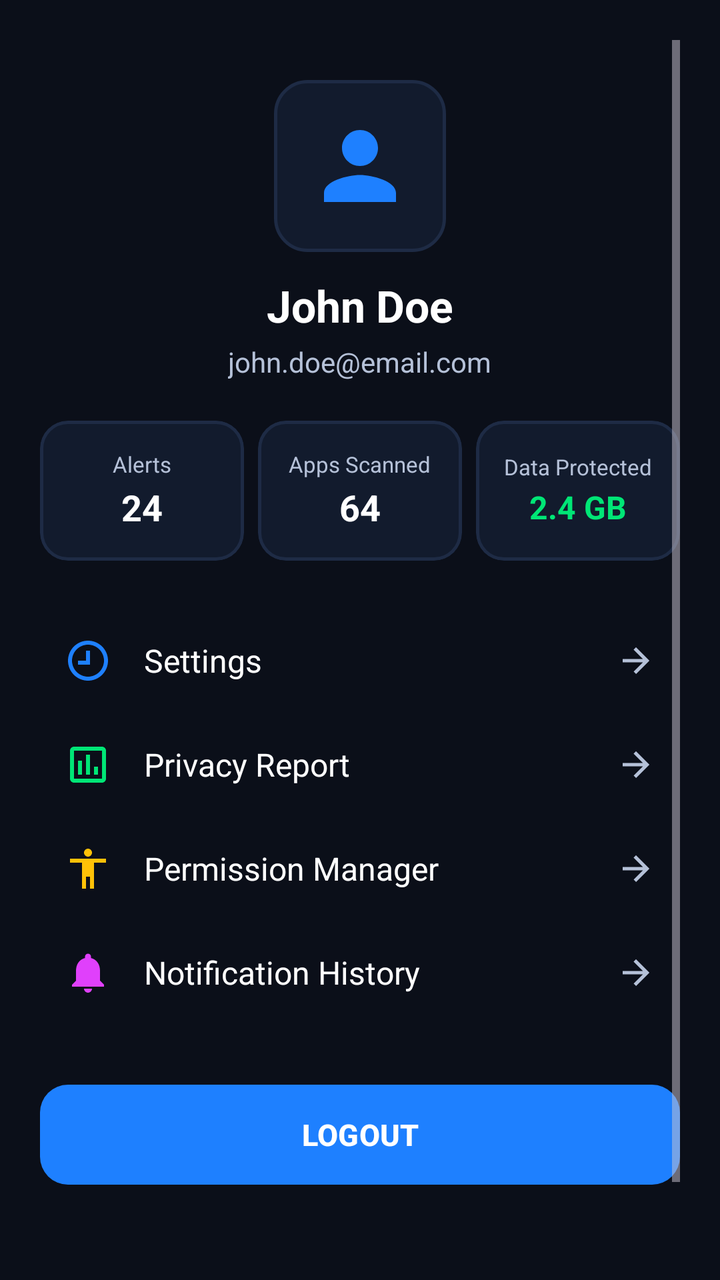
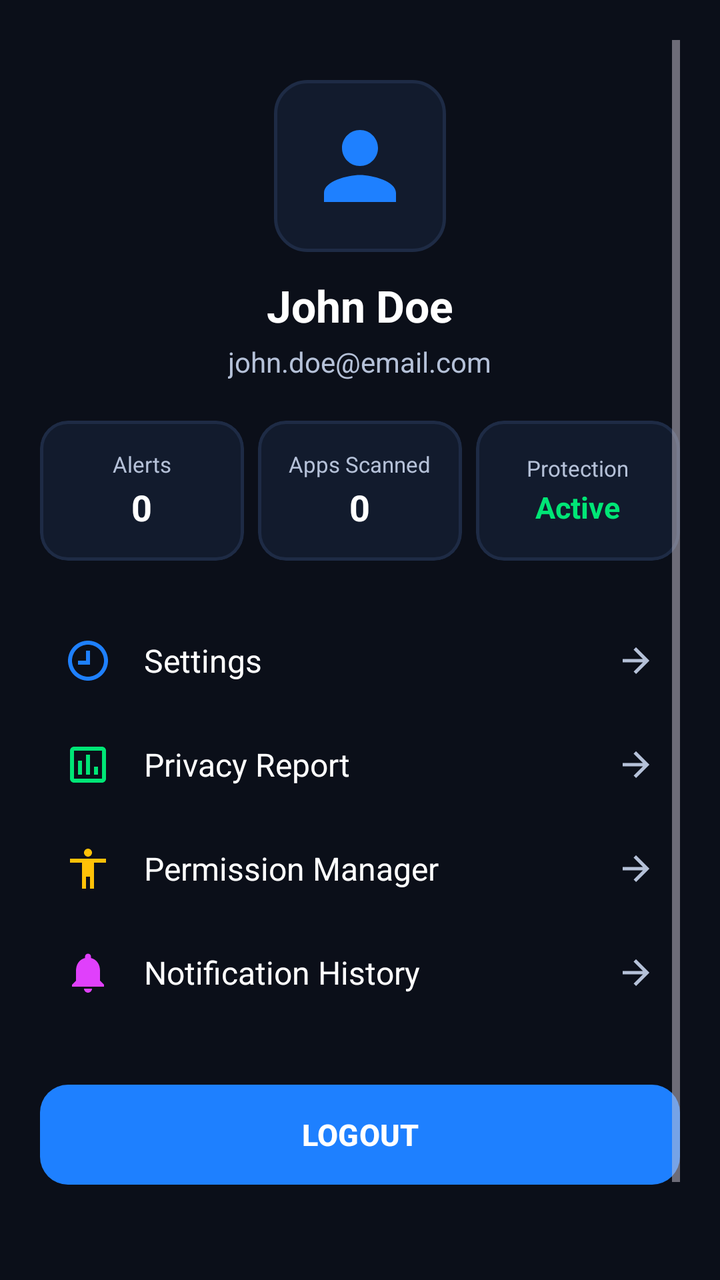

Two renders of the same Android screen: before a commit and after it. Below are the layout's source before the change and the commit's diff.
<!-- AndroidManifest.xml: application theme Theme.SecureDroid -->
<!-- res/layout/fragment_profile.xml -->
<?xml version="1.0" encoding="utf-8"?>
<LinearLayout xmlns:android="http://schemas.android.com/apk/res/android"
    xmlns:app="http://schemas.android.com/apk/res-auto"
    android:layout_width="match_parent"
    android:layout_height="match_parent"
    android:orientation="vertical"
    android:background="@color/background">

    <ScrollView
        android:layout_width="match_parent"
        android:layout_height="match_parent"
        android:padding="20dp"
        android:fillViewport="true">

        <LinearLayout
            android:layout_width="match_parent"
            android:layout_height="wrap_content"
            android:orientation="vertical"
            android:gravity="center_horizontal">

            
            <ImageView
                android:id="@+id/imgAvatar"
                android:layout_width="86dp"
                android:layout_height="86dp"
                android:src="@drawable/ic_person"
                android:background="@drawable/bg_glass_card"
                android:padding="16dp"
                app:tint="#1E80FF"
                android:layout_marginTop="20dp"/>

            <TextView
                android:id="@+id/txtProfileName"
                android:layout_width="wrap_content"
                android:layout_height="wrap_content"
                android:text="John Doe"
                android:textColor="@color/text_primary"
                android:textSize="22sp"
                android:textStyle="bold"
                android:layout_marginTop="12dp"/>

            <TextView
                android:id="@+id/txtProfileEmail"
                android:layout_width="wrap_content"
                android:layout_height="wrap_content"
                android:text="john.doe@email.com"
                android:textColor="@color/text_secondary"
                android:textSize="14sp"
                android:layout_marginTop="4dp"/>

            
            <LinearLayout
                android:layout_width="match_parent"
                android:layout_height="wrap_content"
                android:orientation="horizontal"
                android:weightSum="3"
                android:layout_marginTop="20dp">

                
                <com.google.android.material.card.MaterialCardView
                    android:layout_width="0dp"
                    android:layout_height="70dp"
                    android:layout_weight="1"
                    android:layout_marginEnd="4dp"
                    app:cardCornerRadius="14dp"
                    app:cardBackgroundColor="#121B2D"
                    app:strokeColor="#1E2B45"
                    app:strokeWidth="1.5dp">

                    <LinearLayout
                        android:layout_width="match_parent"
                        android:layout_height="match_parent"
                        android:orientation="vertical"
                        android:gravity="center">

                        <TextView
                            android:layout_width="wrap_content"
                            android:layout_height="wrap_content"
                            android:text="Alerts"
                            android:textColor="@color/text_secondary"
                            android:textSize="11sp"/>

                        <TextView
                            android:layout_width="wrap_content"
                            android:layout_height="wrap_content"
                            android:text="24"
                            android:textColor="@color/text_primary"
                            android:textSize="18sp"
                            android:textStyle="bold"
                            android:layout_marginTop="2dp"/>
                    </LinearLayout>
                </com.google.android.material.card.MaterialCardView>

                
                <com.google.android.material.card.MaterialCardView
                    android:layout_width="0dp"
                    android:layout_height="70dp"
                    android:layout_weight="1"
                    android:layout_marginStart="3dp"
                    android:layout_marginEnd="3dp"
                    app:cardCornerRadius="14dp"
                    app:cardBackgroundColor="#121B2D"
                    app:strokeColor="#1E2B45"
                    app:strokeWidth="1.5dp">

                    <LinearLayout
                        android:layout_width="match_parent"
                        android:layout_height="match_parent"
                        android:orientation="vertical"
                        android:gravity="center">

                        <TextView
                            android:layout_width="wrap_content"
                            android:layout_height="wrap_content"
                            android:text="Apps Scanned"
                            android:textColor="@color/text_secondary"
                            android:textSize="11sp"/>

                        <TextView
                            android:layout_width="wrap_content"
                            android:layout_height="wrap_content"
                            android:text="64"
                            android:textColor="@color/text_primary"
                            android:textSize="18sp"
                            android:textStyle="bold"
                            android:layout_marginTop="2dp"/>
                    </LinearLayout>
                </com.google.android.material.card.MaterialCardView>

                
                <com.google.android.material.card.MaterialCardView
                    android:layout_width="0dp"
                    android:layout_height="70dp"
                    android:layout_weight="1"
                    android:layout_marginStart="4dp"
                    app:cardCornerRadius="14dp"
                    app:cardBackgroundColor="#121B2D"
                    app:strokeColor="#1E2B45"
                    app:strokeWidth="1.5dp">

                    <LinearLayout
                        android:layout_width="match_parent"
                        android:layout_height="match_parent"
                        android:orientation="vertical"
                        android:gravity="center">

                        <TextView
                            android:layout_width="wrap_content"
                            android:layout_height="wrap_content"
                            android:text="Data Protected"
                            android:textColor="@color/text_secondary"
                            android:textSize="11sp"/>

                        <TextView
                            android:layout_width="wrap_content"
                            android:layout_height="wrap_content"
                            android:text="2.4 GB"
                            android:textColor="#00E676"
                            android:textSize="16sp"
                            android:textStyle="bold"
                            android:layout_marginTop="2dp"/>
                    </LinearLayout>
                </com.google.android.material.card.MaterialCardView>

            </LinearLayout>

            
            <LinearLayout
                android:layout_width="match_parent"
                android:layout_height="wrap_content"
                android:orientation="vertical"
                android:layout_marginTop="24dp">

                
                <RelativeLayout
                    android:id="@+id/optionSettings"
                    android:layout_width="match_parent"
                    android:layout_height="52dp"
                    android:paddingStart="12dp"
                    android:paddingEnd="12dp">

                    <ImageView
                        android:id="@+id/iconMenuSettings"
                        android:layout_width="24dp"
                        android:layout_height="24dp"
                        android:src="@drawable/ic_scan"
                        app:tint="#1E80FF"
                        android:layout_centerVertical="true"/>

                    <TextView
                        android:layout_width="wrap_content"
                        android:layout_height="wrap_content"
                        android:text="Settings"
                        android:textColor="@color/text_primary"
                        android:textSize="16sp"
                        android:layout_toEndOf="@id/iconMenuSettings"
                        android:layout_marginStart="16dp"
                        android:layout_centerVertical="true"/>

                    <ImageView
                        android:layout_width="20dp"
                        android:layout_height="20dp"
                        android:src="@drawable/ic_arrow_forward"
                        app:tint="@color/text_secondary"
                        android:layout_alignParentEnd="true"
                        android:layout_centerVertical="true"/>
                </RelativeLayout>

                
                <RelativeLayout
                    android:id="@+id/optionPrivacyReport"
                    android:layout_width="match_parent"
                    android:layout_height="52dp"
                    android:paddingStart="12dp"
                    android:paddingEnd="12dp">

                    <ImageView
                        android:id="@+id/iconMenuReport"
                        android:layout_width="24dp"
                        android:layout_height="24dp"
                        android:src="@drawable/ic_reports"
                        app:tint="#00E676"
                        android:layout_centerVertical="true"/>

                    <TextView
                        android:layout_width="wrap_content"
                        android:layout_height="wrap_content"
                        android:text="Privacy Report"
                        android:textColor="@color/text_primary"
                        android:textSize="16sp"
                        android:layout_toEndOf="@id/iconMenuReport"
                        android:layout_marginStart="16dp"
                        android:layout_centerVertical="true"/>

                    <ImageView
                        android:layout_width="20dp"
                        android:layout_height="20dp"
                        android:src="@drawable/ic_arrow_forward"
                        app:tint="@color/text_secondary"
                        android:layout_alignParentEnd="true"
                        android:layout_centerVertical="true"/>
                </RelativeLayout>

                
                <RelativeLayout
                    android:id="@+id/optionPermissionManager"
                    android:layout_width="match_parent"
                    android:layout_height="52dp"
                    android:paddingStart="12dp"
                    android:paddingEnd="12dp">

                    <ImageView
                        android:id="@+id/iconMenuPermission"
                        android:layout_width="24dp"
                        android:layout_height="24dp"
                        android:src="@drawable/ic_accessibility"
                        app:tint="#FFC107"
                        android:layout_centerVertical="true"/>

                    <TextView
                        android:layout_width="wrap_content"
                        android:layout_height="wrap_content"
                        android:text="Permission Manager"
                        android:textColor="@color/text_primary"
                        android:textSize="16sp"
                        android:layout_toEndOf="@id/iconMenuPermission"
                        android:layout_marginStart="16dp"
                        android:layout_centerVertical="true"/>

                    <ImageView
                        android:layout_width="20dp"
                        android:layout_height="20dp"
                        android:src="@drawable/ic_arrow_forward"
                        app:tint="@color/text_secondary"
                        android:layout_alignParentEnd="true"
                        android:layout_centerVertical="true"/>
                </RelativeLayout>

                
                <RelativeLayout
                    android:id="@+id/optionNotificationHistory"
                    android:layout_width="match_parent"
                    android:layout_height="52dp"
                    android:paddingStart="12dp"
                    android:paddingEnd="12dp">

                    <ImageView
                        android:id="@+id/iconMenuNotif"
                        android:layout_width="24dp"
                        android:layout_height="24dp"
                        android:src="@drawable/ic_notifications"
                        app:tint="#E040FB"
                        android:layout_centerVertical="true"/>

                    <TextView
                        android:layout_width="wrap_content"
                        android:layout_height="wrap_content"
                        android:text="Notification History"
                        android:textColor="@color/text_primary"
                        android:textSize="16sp"
                        android:layout_toEndOf="@id/iconMenuNotif"
                        android:layout_marginStart="16dp"
                        android:layout_centerVertical="true"/>

                    <ImageView
                        android:layout_width="20dp"
                        android:layout_height="20dp"
                        android:src="@drawable/ic_arrow_forward"
                        app:tint="@color/text_secondary"
                        android:layout_alignParentEnd="true"
                        android:layout_centerVertical="true"/>
                </RelativeLayout>

            </LinearLayout>

            
            <Button
                android:id="@+id/btnLogout"
                android:layout_width="match_parent"
                android:layout_height="50dp"
                android:text="LOGOUT"
                android:textSize="15sp"
                android:textStyle="bold"
                android:textColor="#FFFFFF"
                android:background="@drawable/bg_danger_button"
                android:layout_marginTop="30dp"
                android:layout_marginBottom="80dp"/>

        </LinearLayout>
    </ScrollView>

</LinearLayout>
<!-- resources referenced by this layout -->
<resources>
  <color name="background">#0B0F19</color>
  <color name="text_primary">#FFFFFF</color>
  <color name="text_secondary">#B5C1D8</color>
  <!-- drawable bg_danger_button (drawable) -->
  <?xml version="1.0" encoding="utf-8"?>
  <shape xmlns:android="http://schemas.android.com/apk/res/android"
      android:shape="rectangle">
      <gradient
          android:angle="45"
          android:startColor="#FF3B30"
          android:endColor="#D32F2F" />
      <corners android:radius="14dp" />
  </shape>
  <!-- drawable bg_glass_card (drawable) -->
  <?xml version="1.0" encoding="utf-8"?>
  <shape xmlns:android="http://schemas.android.com/apk/res/android"
      android:shape="rectangle">
      <solid android:color="#121B2D" />
      <corners android:radius="16dp" />
      <stroke
          android:width="1.5dp"
          android:color="#1E2B45" />
  </shape>
  <!-- drawable ic_accessibility (drawable) -->
  <vector xmlns:android="http://schemas.android.com/apk/res/android"
      android:width="24dp"
      android:height="24dp"
      android:viewportWidth="24"
      android:viewportHeight="24">
    <path
        android:fillColor="#FF000000"
        android:pathData="M12,2c1.1,0 2,0.9 2,2s-0.9,2 -2,2 -2,-0.9 -2,-2 0.9,-2 2,-2zm9,7h-6v13h-2v-6h-2v6H9V9H3V7h18v2z"/>
  </vector>
  <!-- drawable ic_arrow_forward (drawable) -->
  <vector xmlns:android="http://schemas.android.com/apk/res/android"
      android:width="24dp"
      android:height="24dp"
      android:viewportWidth="24"
      android:viewportHeight="24">
      <path
          android:fillColor="@android:color/white"
          android:pathData="M12,4l-1.41,1.41L16.17,11H4v2h12.17l-5.58,5.59L12,20l8,-8z"/>
  </vector>
  <!-- drawable ic_notifications (drawable) -->
  <vector xmlns:android="http://schemas.android.com/apk/res/android"
      android:width="24dp"
      android:height="24dp"
      android:viewportWidth="24"
      android:viewportHeight="24">
      <path
          android:fillColor="@android:color/white"
          android:pathData="M12,22c1.1,0 2,-0.9 2,-2h-4c0,1.1 0.9,2 2,2zM18,16v-5c0,-3.07 -1.63,-5.64 -4.5,-6.32V4c0,-0.83 -0.67,-1.5 -1.5,-1.5s-1.5,0.67 -1.5,1.5v0.68C7.64,5.36 6,7.92 6,11v5l-2,2v1h16v-1l-2,-2z"/>
  </vector>
  <!-- drawable ic_person (drawable) -->
  <vector xmlns:android="http://schemas.android.com/apk/res/android"
      android:width="24dp"
      android:height="24dp"
      android:viewportWidth="24"
      android:viewportHeight="24">
      <path
          android:fillColor="@android:color/white"
          android:pathData="M12,12c2.21,0 4,-1.79 4,-4s-1.79,-4 -4,-4 -4,1.79 -4,4 1.79,4 4,4zM12,14c-2.67,0 -8,1.34 -8,4v2h16v-2c0,-2.66 -5.33,-4 -8,-4z"/>
  </vector>
  <!-- drawable ic_reports (drawable) -->
  <vector xmlns:android="http://schemas.android.com/apk/res/android"
      android:width="24dp"
      android:height="24dp"
      android:viewportWidth="24"
      android:viewportHeight="24">
    <path
        android:fillColor="#FF000000"
        android:pathData="M19,3H5C3.9,3 3,3.9 3,5v14c0,1.1 0.9,2 2,2h14c1.1,0 2,-0.9 2,-2V5c0,-1.1 -0.9,-2 -2,-2zm0,16H5V5h14v14zM7,10h2v7H7v-7zm4,-3h2v10h-2V7zm4,6h2v4h-2v-4z"/>
  </vector>
  <!-- drawable ic_scan (drawable) -->
  <vector xmlns:android="http://schemas.android.com/apk/res/android"
      android:width="24dp"
      android:height="24dp"
      android:viewportWidth="24"
      android:viewportHeight="24">
      <path
          android:fillColor="@android:color/white"
          android:pathData="M12,2C6.48,2 2,6.48 2,12s4.48,10 10,10 10,-4.48 10,-10S17.52,2 12,2zM12,20c-4.41,0 -8,-3.59 -8,-8s3.59,-8 8,-8 8,3.59 8,8 -3.59,8 -8,8zM13,7h-2v5H7v2h6V7z"/>
  </vector>
  <color name="primary">#1E80FF</color>
  <color name="primary_dark">#1565C0</color>
  <color name="accent">#00E5FF</color>
  <!-- drawable bg_gradient (drawable) -->
  <?xml version="1.0" encoding="utf-8"?>
  <shape xmlns:android="http://schemas.android.com/apk/res/android">
  
      <gradient
          android:angle="270"
          android:startColor="#07111F"
          android:centerColor="#0B1626"
          android:endColor="#081018"/>
  
  </shape>
  <!-- unchanged entries left out for length: 1 -->
</resources>

<!-- the commit's change to res/layout/fragment_profile.xml (unified diff, before → after) -->
@@ -81,9 +81,10 @@
                             android:textSize="11sp"/>
 
                         <TextView
-                            android:layout_width="wrap_content"
-                            android:layout_height="wrap_content"
-                            android:text="24"
+                            android:id="@+id/txtProfileAlertsCount"
+                            android:layout_width="wrap_content"
+                            android:layout_height="wrap_content"
+                            android:text="0"
                             android:textColor="@color/text_primary"
                             android:textSize="18sp"
                             android:textStyle="bold"
@@ -117,9 +118,10 @@
                             android:textSize="11sp"/>
 
                         <TextView
-                            android:layout_width="wrap_content"
-                            android:layout_height="wrap_content"
-                            android:text="64"
+                            android:id="@+id/txtProfileAppsCount"
+                            android:layout_width="wrap_content"
+                            android:layout_height="wrap_content"
+                            android:text="0"
                             android:textColor="@color/text_primary"
                             android:textSize="18sp"
                             android:textStyle="bold"
@@ -147,16 +149,17 @@
                         <TextView
                             android:layout_width="wrap_content"
                             android:layout_height="wrap_content"
-                            android:text="Data Protected"
+                            android:text="Protection"
                             android:textColor="@color/text_secondary"
                             android:textSize="11sp"/>
 
                         <TextView
-                            android:layout_width="wrap_content"
-                            android:layout_height="wrap_content"
-                            android:text="2.4 GB"
+                            android:id="@+id/txtProfileStatus"
+                            android:layout_width="wrap_content"
+                            android:layout_height="wrap_content"
+                            android:text="Active"
                             android:textColor="#00E676"
-                            android:textSize="16sp"
+                            android:textSize="15sp"
                             android:textStyle="bold"
                             android:layout_marginTop="2dp"/>
                     </LinearLayout>
